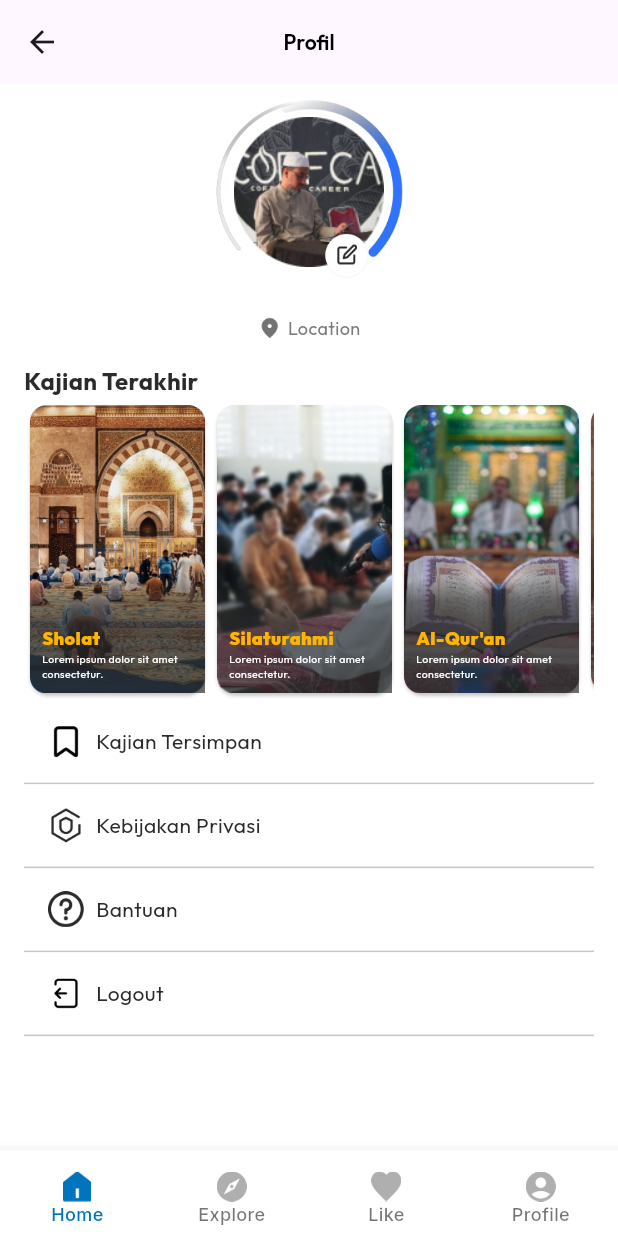
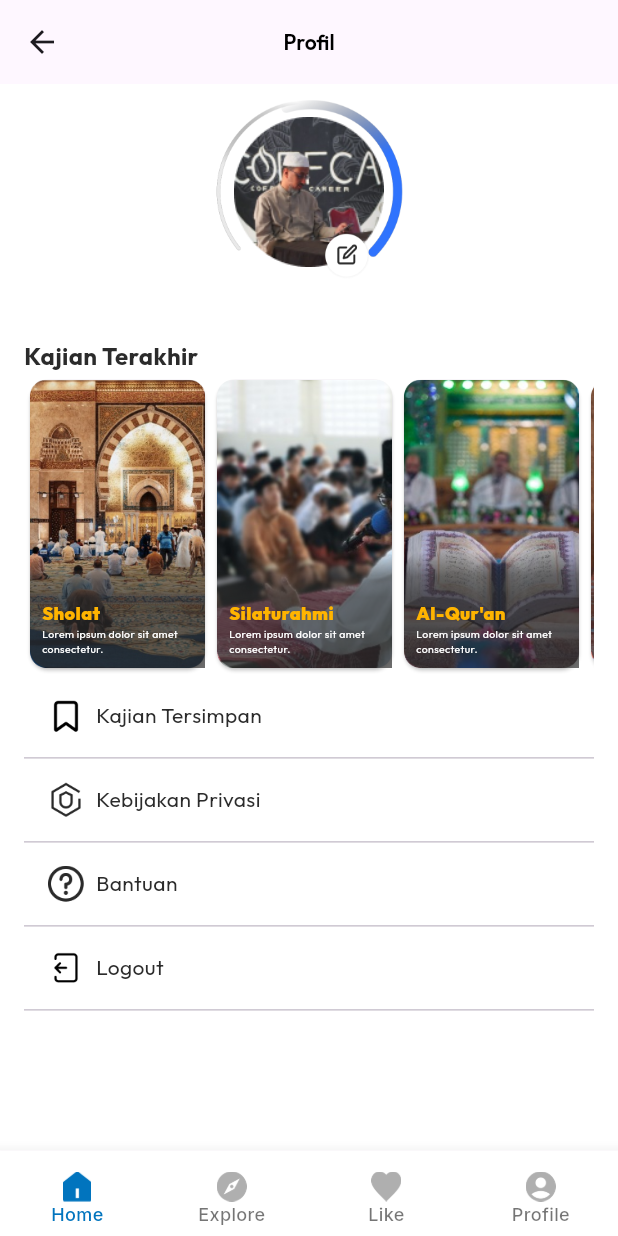
Before and after one commit to RoyalWeaboo/Kajian-Fikih-App, a Flutter app: the ProfileScreen screen opened directly, on a phone screen of 412 x 824 dp. Run offline on Flutter 3.47's test engine with Material 3 defaults, Android fonts, the phone set to English and light mode, and no system bars; our stand-ins replace cloud_firestore, email_validator, equatable, firebase_auth, firebase_core, flutter_bloc and 3 more; missing offline and left inert: animated_snack_bar, calendar_slider; accounts and stored records are empty.

Commit message:
added location for registration

```diff
--- a/lib/model/user_detail.dart
+++ b/lib/model/user_detail.dart
@@ -4,6 +4,7 @@ class UserDetail {
   final String username;
   final String phone;
   final String email;
+  final String location;
   final String profilePictureUrl;
   final String role;
 
@@ -13,6 +14,7 @@ class UserDetail {
     required this.username,
     required this.phone,
     required this.email,
+    required this.location,
     required this.profilePictureUrl,
     required this.role,
   });
@@ -24,6 +26,7 @@ class UserDetail {
     data['username'] = username;
     data['phone'] = phone;
     data['email'] = email;
+    data['location'] = location;
     data['profilePictureUrl'] = profilePictureUrl;
     data['role'] = role;
     return data;
@@ -36,6 +39,7 @@ class UserDetail {
       username: json['username'],
       phone: json['phone'],
       email: json['email'],
+      location: json['location'],
       profilePictureUrl: json['profilePictureUrl'],
       role: json['role'],
     );
--- a/lib/view/jamaah/profile/profile_screen.dart
+++ b/lib/view/jamaah/profile/profile_screen.dart
@@ -172,7 +172,8 @@ class _ProfileScreenState extends State<ProfileScreen> {
                     const SizedBox(
                       height: 4,
                     ),
-                    Row(
+                    state.userDetail.location != ""
+                        ? Row(
                             mainAxisAlignment: MainAxisAlignment.center,
                             children: [
                               Image.asset(
@@ -184,7 +185,7 @@ class _ProfileScreenState extends State<ProfileScreen> {
                                 width: 4,
                               ),
                               Text(
-                          "Location",
+                                state.userDetail.location,
                                 style: GoogleFonts.outfit(
                                   fontWeight: FontWeight.w400,
                                   fontSize: 12,
@@ -192,7 +193,8 @@ class _ProfileScreenState extends State<ProfileScreen> {
                                 ),
                               ),
                             ],
-                    ),
+                          )
+                        : const SizedBox(),
                     const SizedBox(
                       height: 16,
                     ),
--- a/lib/viewmodel/auth/auth_cubit.dart
+++ b/lib/viewmodel/auth/auth_cubit.dart
@@ -99,6 +99,7 @@ class AuthCubit extends Cubit<AuthState> {
     String email,
     String phone,
     String password,
+    String location,
     String profilePictureUrl,
     String role,
   ) async {
@@ -116,6 +117,7 @@ class AuthCubit extends Cubit<AuthState> {
         email: email,
         username: username,
         phone: phone,
+        location: location,
         profilePictureUrl: profilePictureUrl,
         role: role,
       );
--- a/lib/viewmodel/profile/profile_cubit.dart
+++ b/lib/viewmodel/profile/profile_cubit.dart
@@ -20,6 +20,7 @@ class ProfileCubit extends Cubit<ProfileState> {
               username: currentUser.displayName ?? "username",
               phone: "",
               email: currentUser.email ?? "email",
+              location: "",
               profilePictureUrl: currentUser.photoURL ?? "",
               role: "jamaah",
             ),
```
Also changed, not shown: lib/model/google_user_detail.dart (deleted, +0 -20 lines), lib/view/register_sceen.dart (+56 -0 lines). Lines whose indentation alone changed are shown as unchanged.
